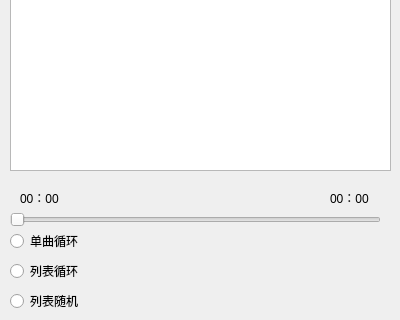
This is widget.ui in EmoLorry/Cplus-Project as Qt 5 draws it before an edit; both pictures show x 0 to 400 and y 180 to 500 of the 400 by 500 pixel window. The edited form follows.
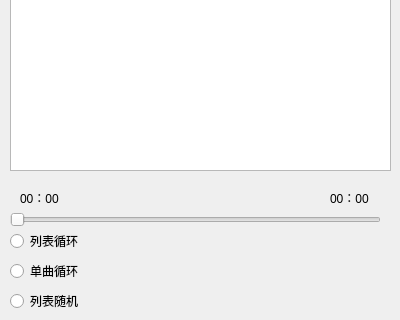
This is the edited form. Icons and pictures are not drawn.

What changed in the file:
```diff
--- a/widget.ui
+++ b/widget.ui
@@ -240,7 +240,7 @@
    <property name="geometry">
     <rect>
      <x>10</x>
-     <y>410</y>
+     <y>440</y>
      <width>97</width>
      <height>22</height>
     </rect>
@@ -256,7 +256,7 @@
    <property name="geometry">
     <rect>
      <x>10</x>
-     <y>440</y>
+     <y>410</y>
      <width>97</width>
      <height>22</height>
     </rect>
```
Left out of the diff: 3 changed lines with no effect on the pictures.
